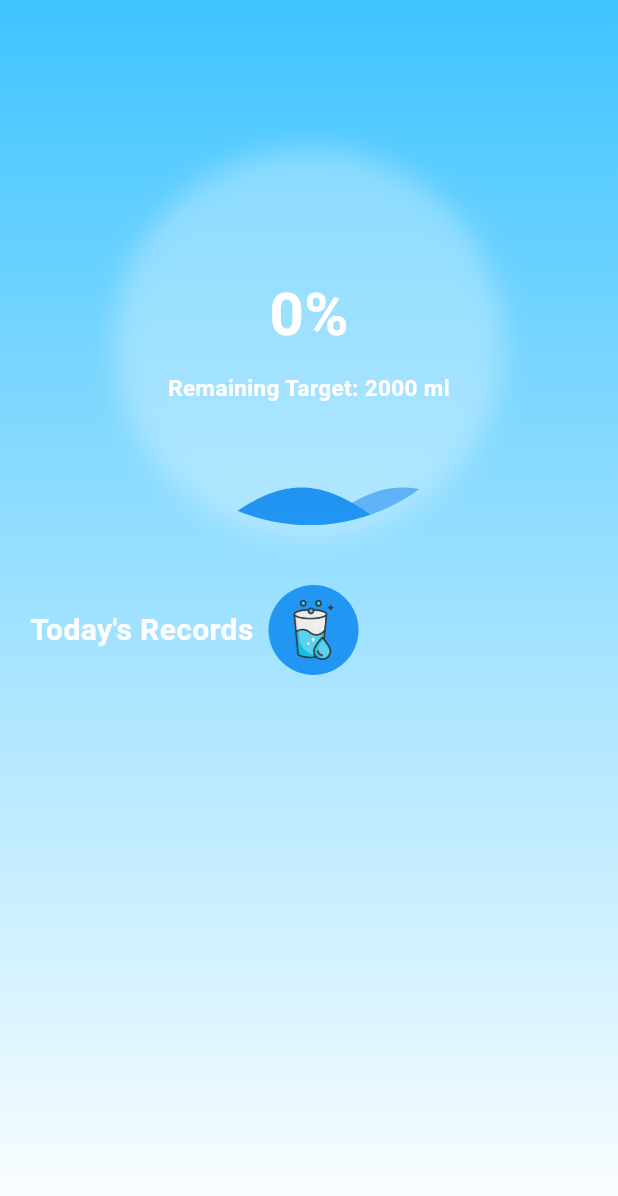
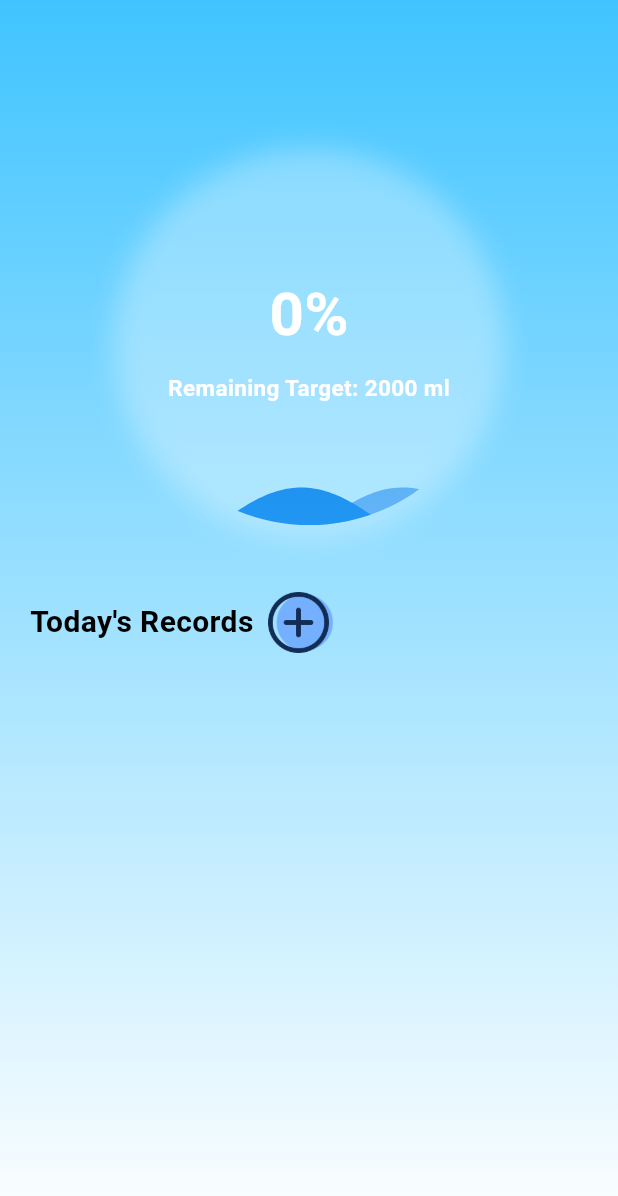
Before and after one commit to riyanachwani/Aqua-Track, a Flutter app: the HomePage screen opened by its route, on a phone screen of 412 x 824 dp. Shown: the top 1196 px of the screen. Run offline on Flutter 3.47's test engine with Material 3 defaults, Android fonts, the phone set to English and light mode, and no system bars; drawn by our look-alikes of wave; our stand-ins replace cloud_firestore, firebase_auth, firebase_core, google_fonts, google_sign_in, shared_preferences; accounts and stored records are empty; generated files the repository leaves out were written again.

Commit message:
Icon changed

```diff
--- a/lib/dashboard/home.dart
+++ b/lib/dashboard/home.dart
@@ -226,10 +226,10 @@ class _HomePageState extends State<HomePage> {
                         style: TextStyle(
                           fontSize: 20,
                           fontWeight: FontWeight.bold,
-                          color: Colors.white,
+                          color: Colors.black,
                         ),
                       ),
-                      SizedBox(width: 10),
+                      SizedBox(width: 5),
                       InkWell(
                         onTap: () {
                           // Open the modal with the water intake buttons
@@ -237,16 +237,10 @@ class _HomePageState extends State<HomePage> {
                         },
                         child: Container(
                             margin: const EdgeInsets.symmetric(vertical: 10.0),
-                            padding: const EdgeInsets.symmetric(
-                                vertical: 10.0, horizontal: 10.0),
-                            decoration: BoxDecoration(
-                              color: Colors.blue,
-                              borderRadius: BorderRadius.circular(30),
-                            ),
                             child: Image.asset(
-                              "assets/images/water.png",
-                              height: 40,
-                              width: 40,
+                              "assets/images/plus.png",
+                              height: 50,
+                              width: 50,
                               //color: Colors.white,
                             )),
                       ),
```
Also changed, not shown: assets/images/plus.png (added).
